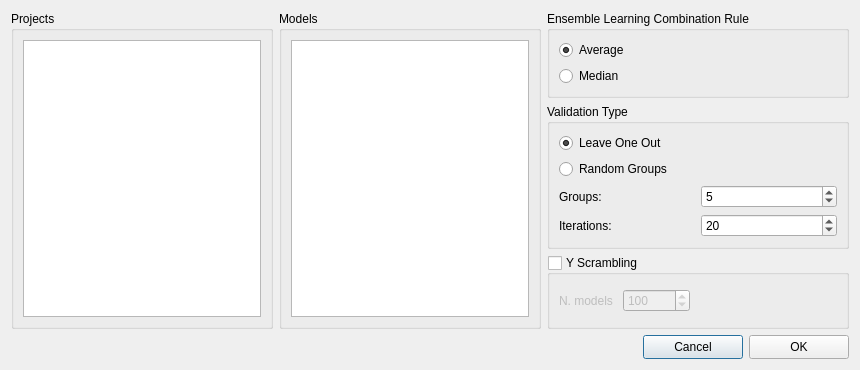
Before: the Qt Designer form src/Dialogs/ValidatorDialog.ui in gmrandazzo/QStudioMetrics, drawn with Qt 5.
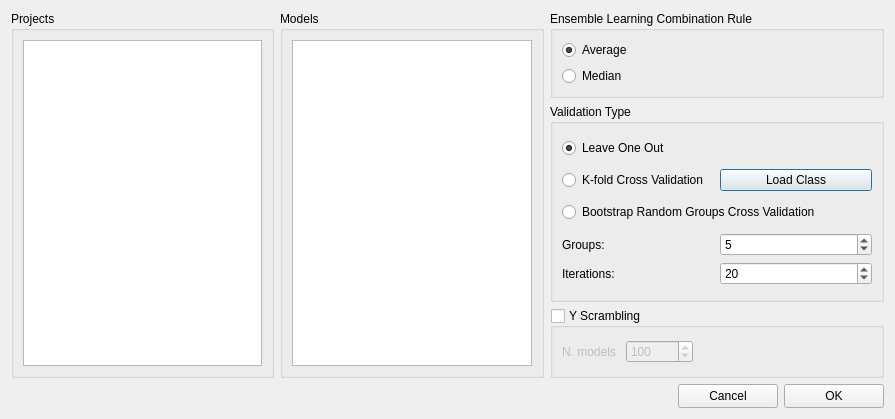
After: the same form once the commit is applied.

Patch:
```diff
--- a/src/Dialogs/ValidatorDialog.ui
+++ b/src/Dialogs/ValidatorDialog.ui
@@ -9,8 +9,8 @@
    <rect>
     <x>0</x>
     <y>0</y>
-    <width>860</width>
-    <height>370</height>
+    <width>895</width>
+    <height>419</height>
    </rect>
   </property>
   <property name="sizePolicy">
@@ -134,10 +134,16 @@
    </item>
    <item row="1" column="2">
     <widget class="QGroupBox" name="groupBox_3">
+     <property name="minimumSize">
+      <size>
+       <width>334</width>
+       <height>198</height>
+      </size>
+     </property>
      <property name="title">
       <string>Validation Type </string>
      </property>
-     <layout class="QGridLayout" name="gridLayout_4">
+     <layout class="QGridLayout" name="gridLayout_9">
       <item row="0" column="0">
        <widget class="QRadioButton" name="leaveoneout">
         <property name="text">
@@ -148,7 +154,32 @@
         </property>
        </widget>
       </item>
+      <item row="1" column="0">
+       <layout class="QGridLayout" name="gridLayout_4">
+        <item row="0" column="0">
+         <widget class="QRadioButton" name="kfoldcrossvalid">
+          <property name="text">
+           <string>K-fold Cross Validation</string>
+          </property>
+         </widget>
+        </item>
+        <item row="0" column="1">
+         <widget class="QPushButton" name="loadclassButton">
+          <property name="text">
+           <string>Load Class</string>
+          </property>
+         </widget>
+        </item>
+       </layout>
+      </item>
       <item row="2" column="0">
+       <widget class="QRadioButton" name="crossvalid">
+        <property name="text">
+         <string>Bootstrap Random Groups Cross Validation</string>
+        </property>
+       </widget>
+      </item>
+      <item row="3" column="0">
        <layout class="QGridLayout" name="gridLayout_3">
         <item row="1" column="1">
          <widget class="QSpinBox" name="iterations">
@@ -192,13 +223,6 @@
         </item>
        </layout>
       </item>
-      <item row="1" column="0">
-       <widget class="QRadioButton" name="crossvalid">
-        <property name="text">
-         <string>Random Groups</string>
-        </property>
-       </widget>
-      </item>
      </layout>
     </widget>
    </item>
```
